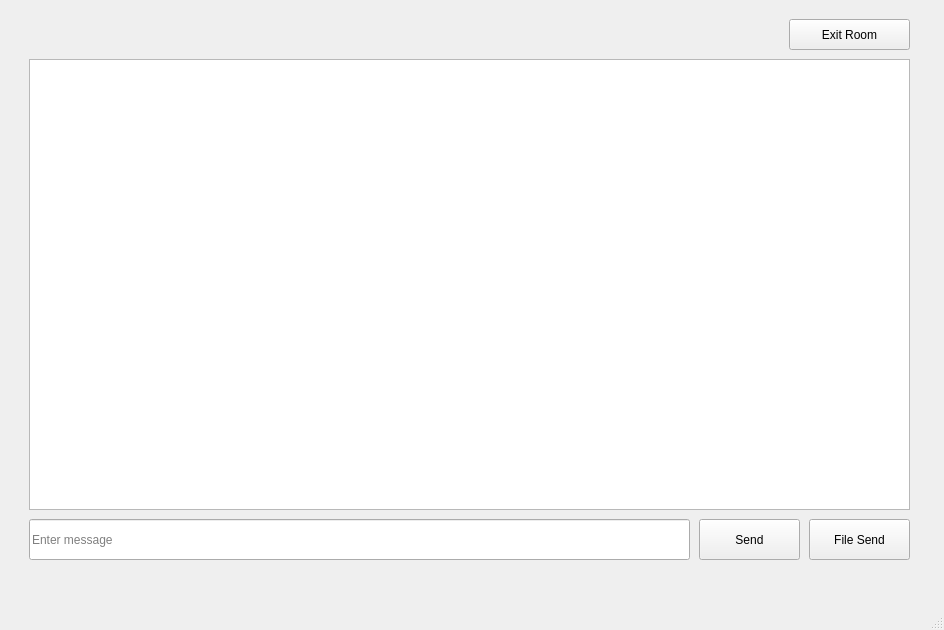
Old version of the form mainwindow.ui in the repository borbbo/Gtalk-Messenger.
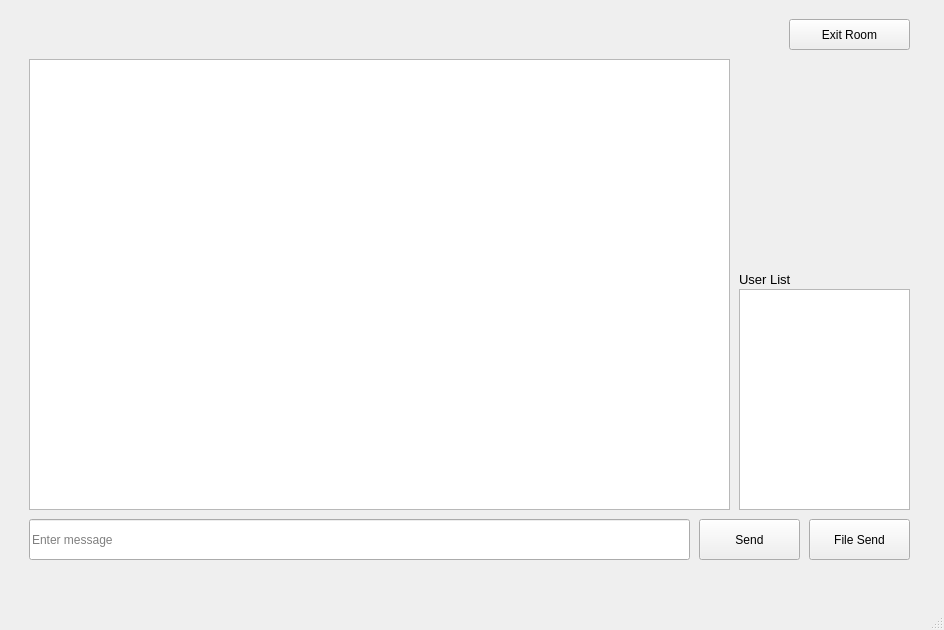
New version of the form. The open tabs and pages were chosen to show the change.

```diff
--- a/mainwindow.ui
+++ b/mainwindow.ui
@@ -177,7 +177,7 @@
            <rect>
             <x>20</x>
             <y>50</y>
-            <width>881</width>
+            <width>701</width>
             <height>451</height>
            </rect>
           </property>
@@ -234,6 +234,34 @@
            <string>Exit Room</string>
           </property>
          </widget>
+         <widget class="QListWidget" name="userListWidget">
+          <property name="geometry">
+           <rect>
+            <x>730</x>
+            <y>280</y>
+            <width>171</width>
+            <height>221</height>
+           </rect>
+          </property>
+         </widget>
+         <widget class="QLabel" name="label_4">
+          <property name="geometry">
+           <rect>
+            <x>730</x>
+            <y>260</y>
+            <width>71</width>
+            <height>21</height>
+           </rect>
+          </property>
+          <property name="font">
+           <font>
+            <pointsize>10</pointsize>
+           </font>
+          </property>
+          <property name="text">
+           <string>User List</string>
+          </property>
+         </widget>
         </widget>
        </widget>
       </item>
```
Left out of the diff: 4 changed lines with no effect on the pictures.
